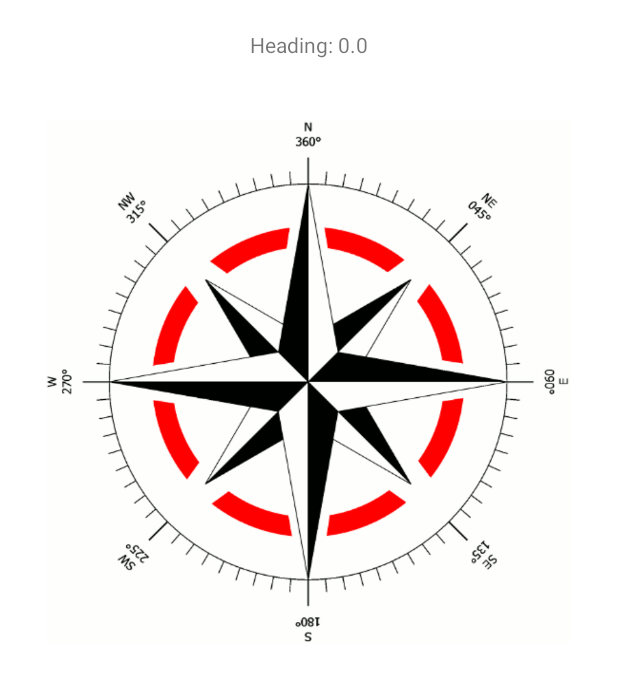
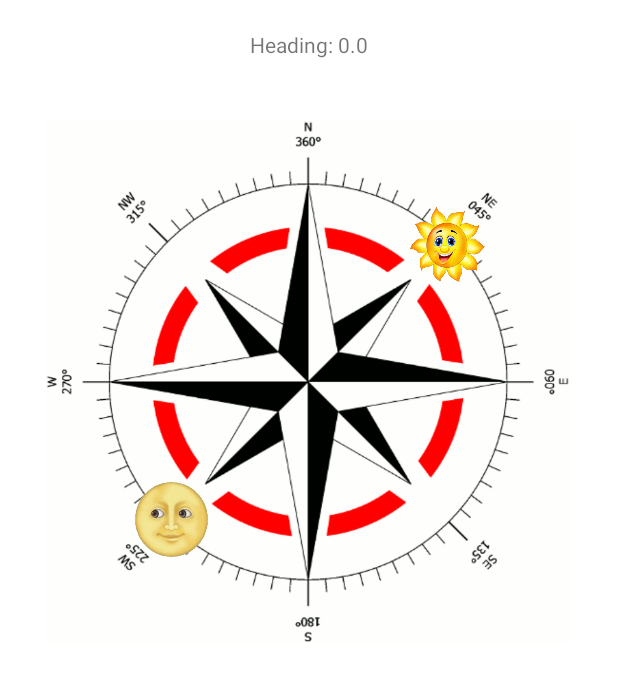
Before and after one commit to tuski/MoonFinder, an Android app: the compass screen opened directly, with no data from a screen before it, on a phone screen of 412 x 824 dp. Shown: the top 681 px of the screen. Run offline under Robolectric (Android 15) with nearby library versions, the phone set to English and light mode, and no system bars.

Commit message:
Moon and sun image added

```diff
--- a/app/src/main/java/com/marskyer/tuski/moonfinder/SunMoonCalculator.java
+++ b/app/src/main/java/com/marskyer/tuski/moonfinder/SunMoonCalculator.java
@@ -536,6 +536,7 @@ package com.marskyer.tuski.moonfinder;
      * Main test program.
      * @param args Not used
      */
+    /*
     public static void main(String[] args) {
         System.out.println("SunMoonCalculator test");
 
@@ -582,4 +583,6 @@ package com.marskyer.tuski.moonfinder;
             exc.printStackTrace();
         }
     }
+    */
+
 }
--- a/app/src/main/java/com/marskyer/tuski/moonfinder/compass.java
+++ b/app/src/main/java/com/marskyer/tuski/moonfinder/compass.java
@@ -8,6 +8,7 @@ import android.hardware.SensorManager;
 import android.os.Bundle;
 import android.view.animation.Animation;
 import android.view.animation.RotateAnimation;
+import android.widget.AbsoluteLayout;
 import android.widget.FrameLayout;
 import android.widget.ImageView;
 import android.widget.TextView;
@@ -15,7 +16,8 @@ import android.widget.TextView;
 public class compass extends Activity implements SensorEventListener {
 
     // define the display assembly compass picture
-    private FrameLayout image;
+    private AbsoluteLayout image;
+    private ImageView sun, moon;
 
     // record the compass picture angle turned
     private float currentDegree = 0f;
@@ -31,7 +33,9 @@ public class compass extends Activity implements SensorEventListener {
         setContentView(R.layout.compass);
 
         // our compass image
-        image = (FrameLayout) findViewById(R.id.imageViewCompass);
+        image = (AbsoluteLayout) findViewById(R.id.imageViewCompass);
+        sun = (ImageView)findViewById(R.id.img_sun);
+        moon = (ImageView)findViewById(R.id.img_moon);
 
         // TextView that will tell the user what degree is he heading
         tvHeading = (TextView) findViewById(R.id.tvHeading);
--- a/app/src/main/res/layout/compass.xml
+++ b/app/src/main/res/layout/compass.xml
@@ -12,19 +12,30 @@
         android:layout_marginTop="20dp"
         android:text="Heading: 0.0" />
 
-    <FrameLayout
+    <AbsoluteLayout
         android:id="@+id/imageViewCompass"
         android:layout_width="350dp"
         android:layout_height="350dp"
         android:layout_below="@+id/tvHeading"
         android:layout_centerHorizontal="true"
-        android:background="@drawable/compass_pic"
+        android:background="@drawable/compass_pic">
 
-        >
+        <ImageView
+            android:layout_width="50dp"
+            android:layout_height="50dp"
+            android:id="@+id/img_sun"
+            android:background="@drawable/s2"
+            android:layout_x="243dp"
+            android:layout_y="59dp" />
 
-
-
-    </FrameLayout>
+        <ImageView
+            android:layout_width="50dp"
+            android:layout_height="50dp"
+            android:id="@+id/img_moon"
+            android:layout_x="59dp"
+            android:layout_y="242dp"
+            android:background="@drawable/moon"/>
+    </AbsoluteLayout>
 
 
 </RelativeLayout>
```
Also changed, not shown: app/src/main/res/drawable/moon.jpg (deleted), app/src/main/res/drawable/moon.png (added), app/src/main/res/drawable/s2.jpg (deleted), app/src/main/res/drawable/s2.png (added), 1 other file.
